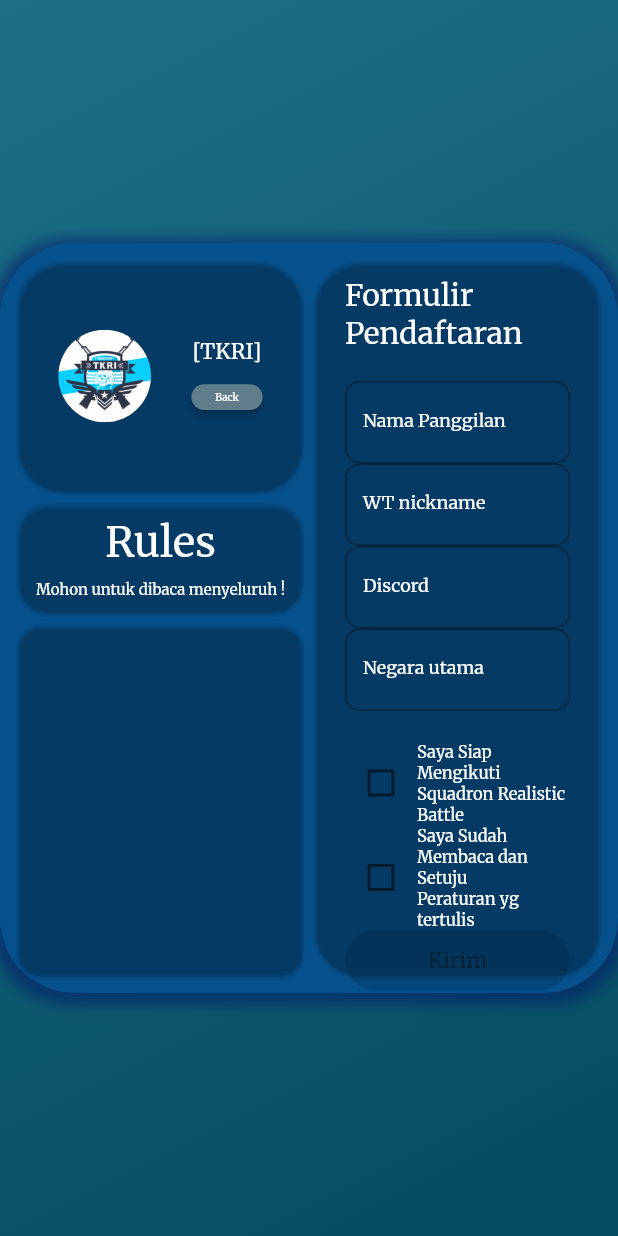
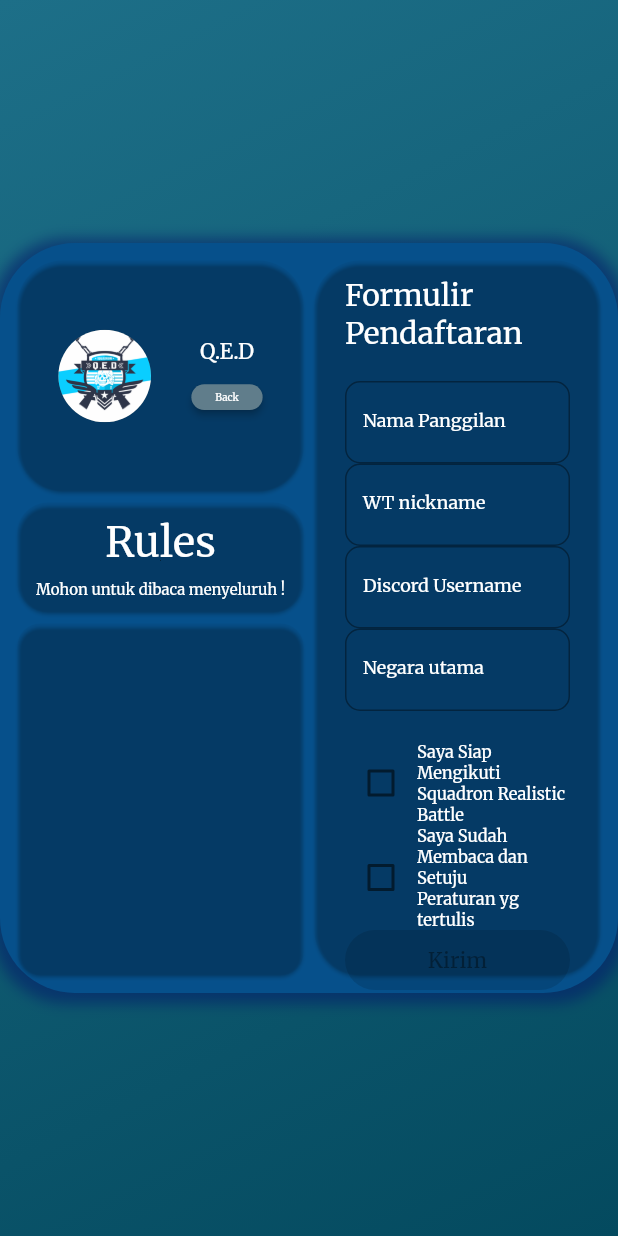
Before and after one commit to BlueNakoTech/web_using_getx, a Flutter app: the screen it shows after launch, after a tap on "War Thunder", on a phone screen of 412 x 824 dp. Run offline on Flutter 3.47's test engine with Material 2 defaults, Android fonts, the phone set to English and light mode, and no system bars; our stand-ins replace cloud_firestore, firebase_core, get, google_fonts; accounts and stored records are empty; statements that could not run were skipped.

Commit message:
November Change

```diff
--- a/lib/app/modules/home/views/home_view.dart
+++ b/lib/app/modules/home/views/home_view.dart
@@ -106,9 +106,9 @@ class WarCardMobile extends StatelessWidget {
   Widget build(BuildContext context) {
     return CardMobile(
       color: cardColor,
-      title: "[TKRI]",
+      title: "[Q.E.D]",
       buttonText: "War Thunder",
-      assetImage: "assets/images/Logo_tKRI.png",
+      assetImage: "assets/images/Logo_QED.png",
       onPressed: () {
         Get.toNamed('/warthunderjoin');
       },
@@ -123,9 +123,9 @@ class WarCardDesktop extends StatelessWidget {
   Widget build(BuildContext context) {
     return CardDesktop(
       color: cardColor,
-      title: "[TKRI]",
+      title: "[Q.E.D]",
       buttonText: "War Thunder",
-      assetImage: "assets/images/Logo_tKRI.png",
+      assetImage: "assets/images/Logo_QED.png",
       onPressed: () {
         Get.toNamed('/warthunderjoin');
       },
--- a/lib/app/modules/warthunderjoin/views/card_view.dart
+++ b/lib/app/modules/warthunderjoin/views/card_view.dart
@@ -18,7 +18,7 @@ class CardView extends GetView {
           children: [
             const CircleAvatar(
               radius: 65,
-              backgroundImage: AssetImage("assets/images/Logo_tKRI.png"),
+              backgroundImage: AssetImage("assets/images/Logo_QED.png"),
             ),
             Column(
               mainAxisAlignment: MainAxisAlignment.spaceEvenly,
@@ -26,7 +26,7 @@ class CardView extends GetView {
                 const Material(
                   color: Colors.transparent,
                   child: Text(
-                    '[TKRI]',
+                    'Q.E.D',
                     style: TextStyle(fontSize: 30, color: Colors.white),
                   ),
                 ),
--- a/lib/app/modules/warthunderjoin/views/warthunderjoin_view.dart
+++ b/lib/app/modules/warthunderjoin/views/warthunderjoin_view.dart
@@ -1,6 +1,6 @@
 import 'package:app_using_getx/app/modules/warthunderjoin/views/card_view.dart';
 import 'package:app_using_getx/app/modules/warthunderjoin/views/rules_view.dart';
-import 'package:app_using_getx/theme/colors.dart';
+
 import 'package:flutter/material.dart';
 
 import 'package:get/get.dart';
--- a/lib/main.dart
+++ b/lib/main.dart
@@ -10,7 +10,7 @@ import 'firebase_options.dart';
 void main() async {
   WidgetsFlutterBinding.ensureInitialized();
   await Firebase.initializeApp(
-     options: DefaultFirebaseOptions.currentPlatform,
+    options: DefaultFirebaseOptions.currentPlatform,
   );
   runApp(
     GetMaterialApp(
```
Also changed, not shown: lib/app/modules/warthunderjoin/views/formview_view.dart (+15 -27 lines), pubspec.yaml (+5 -3 lines), assets/images/Logo_QED.png (added), pubspec.lock, 2 other files.
